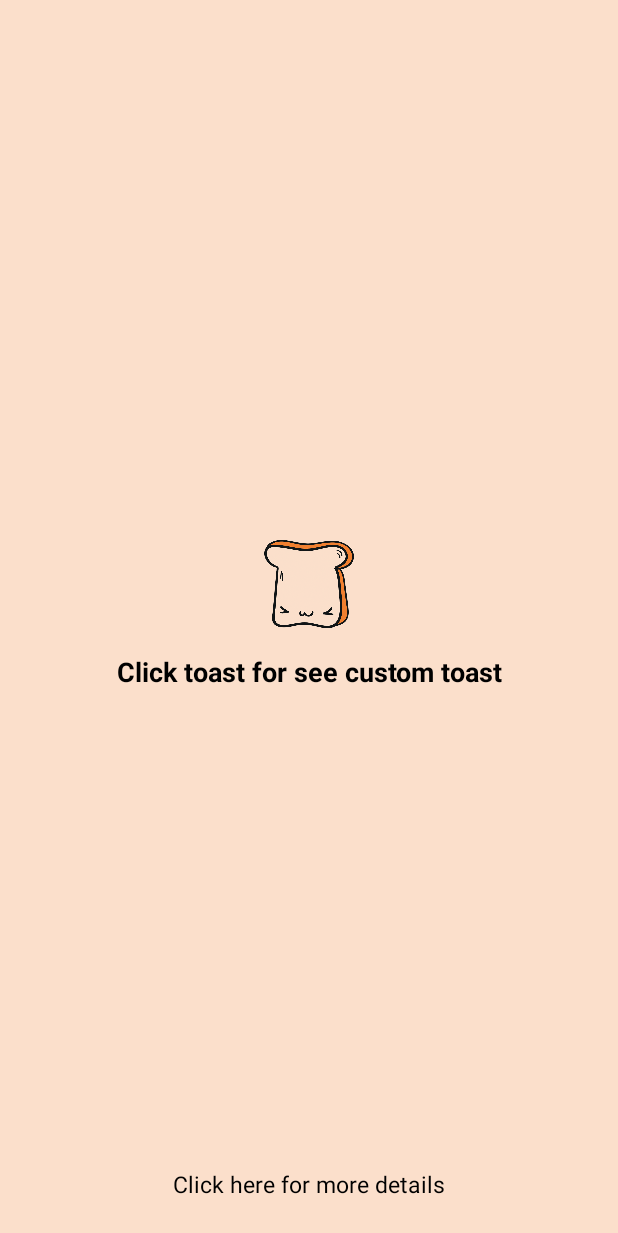
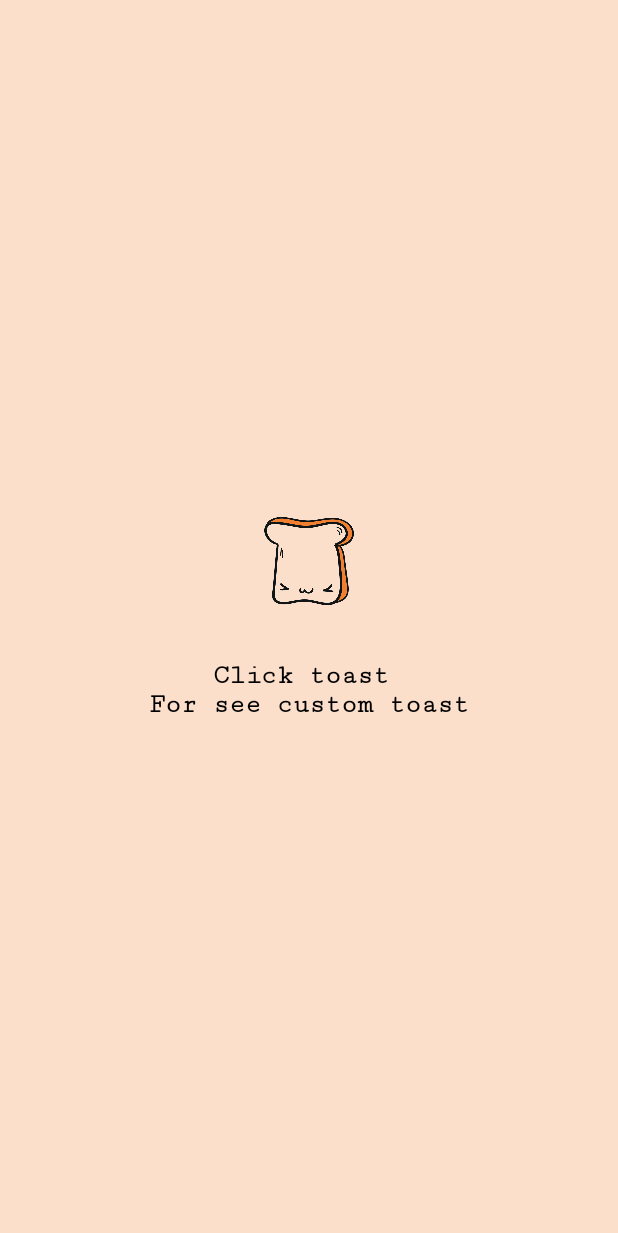
Before and after one commit to mdsiamulislam/Custom-Toast-App, an Android app: the screen it shows after launch (MainActivity), on a phone screen of 412 x 824 dp. Shown: the top 1233 px of the screen. Run offline under Robolectric (Android 15) with nearby library versions, the light colour scheme and no system bars.

Commit message:
Customize Pages

```diff
--- a/app/src/main/java/com/proappsbuildp/customtoast/MainActivity.java
+++ b/app/src/main/java/com/proappsbuildp/customtoast/MainActivity.java
@@ -38,15 +38,5 @@ public class MainActivity extends AppCompatActivity {
 
             }
         });
-        textView.setOnClickListener(new View.OnClickListener() {
-            @Override
-            public void onClick(View v) {
-                String url = "https://www.hellosiam.xyz/2023/05/01/custom-toast-in-android/";
-                Intent i = new Intent(Intent.ACTION_VIEW);
-                i.setData(Uri.parse(url));
-                startActivity(i);
-
-            }
-        });
     }
 }
--- a/app/src/main/res/layout/activity_main.xml
+++ b/app/src/main/res/layout/activity_main.xml
@@ -7,40 +7,38 @@
     tools:context=".MainActivity"
     android:background="#fbdfcb">
 
+    <LinearLayout
+        android:layout_width="wrap_content"
+        android:layout_height="wrap_content"
+        android:gravity="center"
+        android:orientation="vertical"
+        app:layout_constraintBottom_toBottomOf="parent"
+        app:layout_constraintEnd_toEndOf="parent"
+        app:layout_constraintStart_toStartOf="parent"
+        app:layout_constraintTop_toTopOf="parent"
+        tools:ignore="UseCompoundDrawables">
+
         <ImageView
             android:id="@+id/imageView"
             android:layout_width="60dp"
             android:layout_height="60dp"
             android:src="@drawable/toast"
-        app:layout_constraintBottom_toTopOf="@+id/textView"
-        app:layout_constraintEnd_toEndOf="parent"
-        app:layout_constraintStart_toStartOf="parent"
-        app:layout_constraintTop_toTopOf="parent" />
-
-    <TextView
-        android:layout_width="wrap_content"
-        android:layout_height="wrap_content"
-        android:layout_marginTop="16dp"
-        android:text="Click toast for see custom toast"
-        android:textColor="@color/black"
-        android:textSize="18sp"
-        android:textStyle="bold"
-        app:layout_constraintEnd_toEndOf="parent"
-        app:layout_constraintStart_toStartOf="parent"
-        app:layout_constraintTop_toBottomOf="@+id/imageView" />
-
+            android:layout_marginBottom="20dp"
+            android:contentDescription="@string/todo" />
 
         <TextView
             android:id="@+id/textView"
             android:layout_width="wrap_content"
             android:layout_height="wrap_content"
-        android:layout_marginBottom="24dp"
-        android:text="Click here for more details"
+            android:layout_marginTop="16dp"
+            android:fontFamily="serif-monospace"
+            android:text="@string/click_toast_nfor_see_custom_toast"
+            android:textAlignment="center"
             android:textColor="@color/black"
-        android:textSize="15sp"
-        app:layout_constraintBottom_toBottomOf="parent"
-        app:layout_constraintEnd_toEndOf="parent"
-        app:layout_constraintStart_toStartOf="parent" />
+            android:textSize="18sp"
+            android:textStyle="bold" />
+
+    </LinearLayout>
 
 
 </androidx.constraintlayout.widget.ConstraintLayout>
--- a/app/src/main/res/layout/custom_toast.xml
+++ b/app/src/main/res/layout/custom_toast.xml
@@ -21,6 +21,7 @@
         android:layout_height="wrap_content"
         android:layout_marginStart="24dp"
         android:text="Your Toast ready For eat :-)"
+        android:fontFamily="serif-monospace"
         android:textColor="@color/black"
         android:textSize="16sp"
         app:layout_constraintBottom_toBottomOf="@+id/animationView"
--- a/app/src/main/res/values/strings.xml
+++ b/app/src/main/res/values/strings.xml
@@ -1,3 +1,5 @@
 <resources>
     <string name="app_name">Custom Toast App</string>
+    <string name="todo">TODO</string>
+    <string name="click_toast_nfor_see_custom_toast">Click toast \nFor see custom toast</string>
 </resources>
```
Lines whose indentation alone changed are shown as unchanged.
